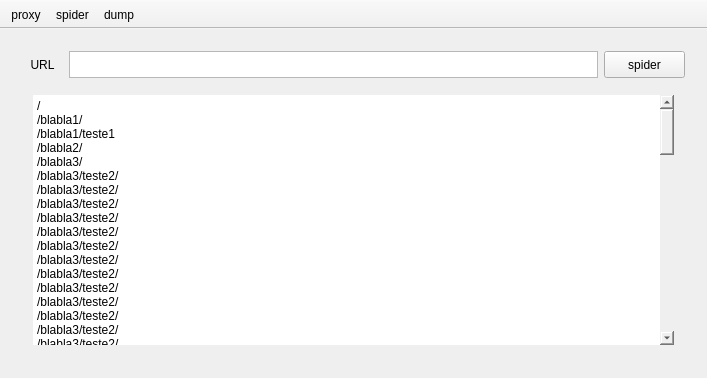
Qt form mainwindow.ui (pneto97/QT-PROXY-HTTP) before a commit.
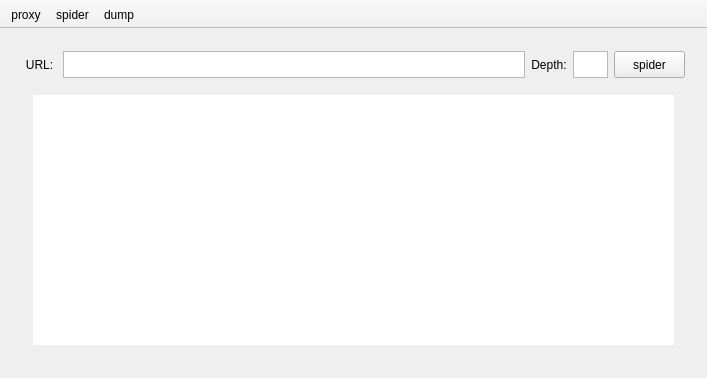
The same form after that commit. The open tabs and pages were chosen to show the change.

Patch:
```diff
--- a/mainwindow.ui
+++ b/mainwindow.ui
@@ -83,7 +83,7 @@
            <enum>QLayout::SetMinAndMaxSize</enum>
           </property>
           <item>
-           <layout class="QHBoxLayout" name="horizontalLayout_5" stretch="1,13,2">
+           <layout class="QHBoxLayout" name="horizontalLayout_5" stretch="1,13,0,0,2">
             <property name="sizeConstraint">
              <enum>QLayout::SetMinAndMaxSize</enum>
             </property>
@@ -108,7 +108,7 @@
                </size>
               </property>
               <property name="text">
-               <string>URL</string>
+               <string>URL:</string>
               </property>
               <property name="alignment">
                <set>Qt::AlignCenter</set>
@@ -135,6 +135,44 @@
                 <height>30</height>
                </size>
               </property>
+              <property name="verticalScrollBarPolicy">
+               <enum>Qt::ScrollBarAlwaysOff</enum>
+              </property>
+             </widget>
+            </item>
+            <item>
+             <widget class="QLabel" name="label_3">
+              <property name="text">
+               <string>Depth:</string>
+              </property>
+              <property name="alignment">
+               <set>Qt::AlignCenter</set>
+              </property>
+             </widget>
+            </item>
+            <item>
+             <widget class="QTextEdit" name="textEdit_3">
+              <property name="sizePolicy">
+               <sizepolicy hsizetype="Preferred" vsizetype="Minimum">
+                <horstretch>1</horstretch>
+                <verstretch>0</verstretch>
+               </sizepolicy>
+              </property>
+              <property name="minimumSize">
+               <size>
+                <width>1</width>
+                <height>25</height>
+               </size>
+              </property>
+              <property name="maximumSize">
+               <size>
+                <width>60</width>
+                <height>30</height>
+               </size>
+              </property>
+              <property name="verticalScrollBarPolicy">
+               <enum>Qt::ScrollBarAlwaysOff</enum>
+              </property>
              </widget>
             </item>
             <item>
@@ -191,87 +229,7 @@
                  <bool>true</bool>
                 </property>
                 <property name="plainText">
-                 <string>/
-/blabla1/
-/blabla1/teste1
-/blabla2/
-/blabla3/
-/blabla3/teste2/
-/blabla3/teste2/
-/blabla3/teste2/
-/blabla3/teste2/
-/blabla3/teste2/
-/blabla3/teste2/
-/blabla3/teste2/
-/blabla3/teste2/
-/blabla3/teste2/
-/blabla3/teste2/
-/blabla3/teste2/
-/blabla3/teste2/
-/blabla3/teste2/
-/blabla3/teste2/
-/blabla3/teste2/
-/blabla3/teste2/
-/blabla3/teste2/
-/blabla3/teste2/
-/blabla3/teste2/
-/blabla3/teste2/
-/blabla3/teste2/
-/blabla3/teste2/
-/blabla3/teste2/
-/blabla3/teste2/
-/blabla3/teste2/
-/blabla3/teste2/
-/blabla3/teste2/
-/blabla3/teste2/
-/blabla3/teste2/
-/blabla3/teste2/
-/blabla3/teste2/
-/blabla3/teste2/
-/blabla3/teste2/
-/blabla3/teste2/
-/blabla3/teste2/
-/blabla3/teste2/
-/blabla3/teste2/
-/blabla3/teste2/
-/blabla3/teste2/
-/blabla3/teste2/
-/blabla3/teste2/
-/blabla3/teste2/
-/blabla3/teste2/
-/blabla3/teste2/
-/blabla3/teste2/
-/blabla3/teste2/
-/blabla3/teste2/
-/blabla3/teste2/
-/blabla3/teste2/
-/blabla3/teste2/
-/blabla3/teste2/
-/blabla3/teste2/
-/blabla3/teste2/
-/blabla3/teste2/
-/blabla3/teste2/
-/blabla3/teste2/
-/blabla3/teste2/
-/blabla3/teste2/
-/blabla3/teste2/
-/blabla3/teste2/
-/blabla3/teste2/
-/blabla3/teste2/
-/blabla3/teste2/
-/blabla3/teste2/
-/blabla3/teste2/
-/blabla3/teste2/
-/blabla3/teste2/
-/blabla3/teste2/
-/blabla3/teste2/
-/blabla3/teste2/
-/blabla3/teste2/
-/blabla3/teste2/
-/blabla3/teste2/
-
-
-</string>
+                 <string/>
                 </property>
                </widget>
               </item>
```
Left out of the diff: 4 changed lines with no effect on the pictures.
